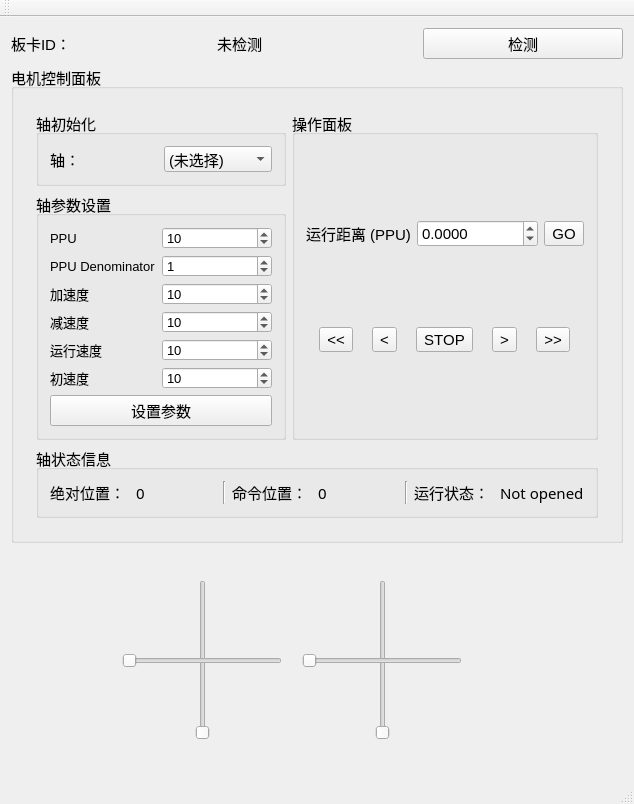
Old version of the form MainWindow.ui in the repository Maplefsnow/MedicalArmControl.
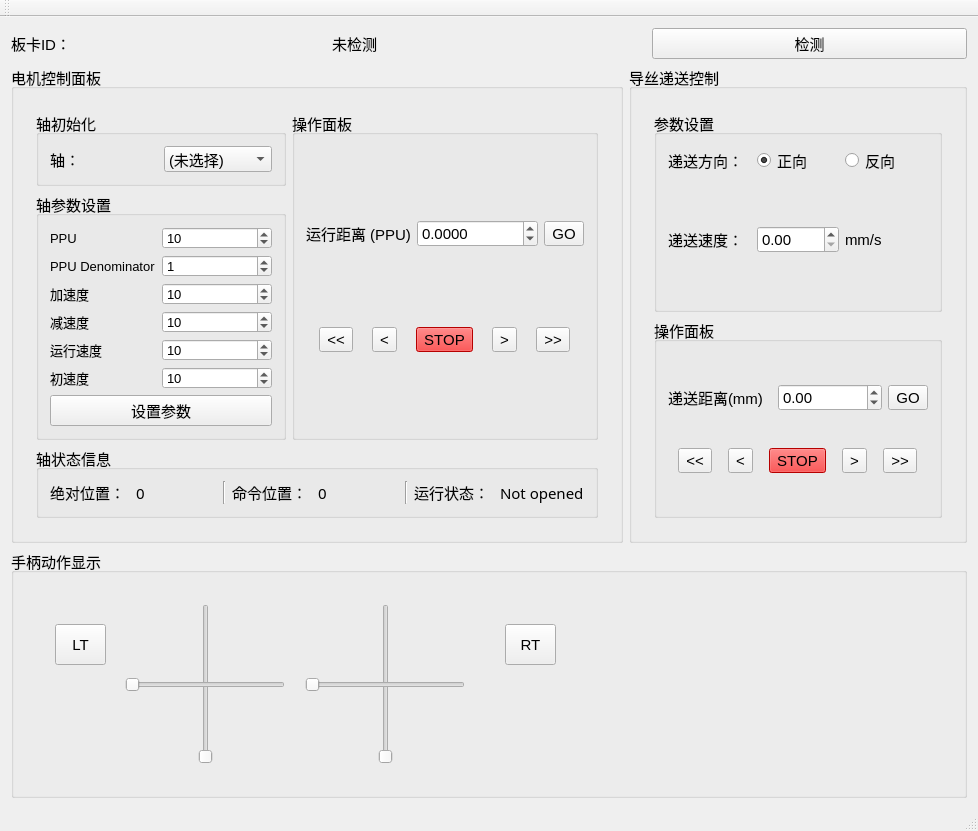
New version of the form. Custom widgets are drawn as their Qt base class.

Commit message: 更新UI，新增导丝递送面板

Patch:
```diff
--- a/MainWindow.ui
+++ b/MainWindow.ui
@@ -6,8 +6,8 @@
    <rect>
     <x>0</x>
     <y>0</y>
-    <width>624</width>
-    <height>762</height>
+    <width>978</width>
+    <height>784</height>
    </rect>
   </property>
   <property name="windowTitle">
@@ -15,50 +15,11 @@
   </property>
   <widget class="QWidget" name="centralWidget">
    <layout class="QGridLayout" name="gridLayout">
-    <item row="0" column="0">
-     <layout class="QHBoxLayout" name="horizontalLayout">
-      <item>
-       <widget class="QLabel" name="label_10">
-        <property name="font">
-         <font>
-          <pointsize>11</pointsize>
-         </font>
-        </property>
-        <property name="text">
-         <string>板卡ID：</string>
-        </property>
-       </widget>
-      </item>
-      <item>
-       <widget class="QLabel" name="label_cardID">
-        <property name="font">
-         <font>
-          <pointsize>11</pointsize>
-         </font>
-        </property>
-        <property name="text">
-         <string>未检测</string>
-        </property>
-       </widget>
-      </item>
-      <item>
-       <widget class="QPushButton" name="button_cardDetect">
-        <property name="font">
-         <font>
-          <pointsize>11</pointsize>
-         </font>
-        </property>
-        <property name="text">
-         <string>检测</string>
-        </property>
-       </widget>
-      </item>
-     </layout>
-    </item>
     <item row="1" column="0">
      <widget class="QGroupBox" name="groupBox_Motor">
       <property name="font">
        <font>
+        <family>Microsoft YaHei UI</family>
         <pointsize>11</pointsize>
        </font>
       </property>
@@ -724,9 +685,18 @@
                    <bold>false</bold>
                   </font>
                  </property>
+                 <property name="styleSheet">
+                  <string notr="true">background-color: rgb(255, 0, 0);</string>
+                 </property>
                  <property name="text">
                   <string>STOP</string>
                  </property>
+                 <property name="iconSize">
+                  <size>
+                   <width>20</width>
+                   <height>20</height>
+                  </size>
+                 </property>
                 </widget>
                </item>
                <item>
@@ -768,9 +738,251 @@
       </layout>
      </widget>
     </item>
-    <item row="2" column="0">
-     <widget class="MotorPanel" name="widget_2" native="true">
-      <layout class="QHBoxLayout" name="horizontalLayout_11">
+    <item row="1" column="1">
+     <widget class="QGroupBox" name="groupBox_6">
+      <property name="font">
+       <font>
+        <family>Microsoft YaHei UI</family>
+        <pointsize>11</pointsize>
+       </font>
+      </property>
+      <property name="title">
+       <string>导丝递送控制</string>
+      </property>
+      <layout class="QVBoxLayout" name="verticalLayout_2">
+       <item>
+        <widget class="QWidget" name="widget_2" native="true">
+         <layout class="QVBoxLayout" name="verticalLayout_7">
+          <item>
+           <widget class="QGroupBox" name="groupBox_7">
+            <property name="font">
+             <font>
+              <family>Microsoft YaHei UI</family>
+              <pointsize>11</pointsize>
+              <bold>false</bold>
+             </font>
+            </property>
+            <property name="title">
+             <string>参数设置</string>
+            </property>
+            <layout class="QVBoxLayout" name="verticalLayout_5">
+             <item>
+              <layout class="QHBoxLayout" name="horizontalLayout_3">
+               <item>
+                <widget class="QLabel" name="label_12">
+                 <property name="text">
+                  <string>递送方向：</string>
+                 </property>
+                </widget>
+               </item>
+               <item>
+                <widget class="QRadioButton" name="radioButton">
+                 <property name="text">
+                  <string>正向</string>
+                 </property>
+                 <property name="checked">
+                  <bool>true</bool>
+                 </property>
+                </widget>
+               </item>
+               <item>
+                <widget class="QRadioButton" name="radioButton_2">
+                 <property name="text">
+                  <string>反向</string>
+                 </property>
+                </widget>
+               </item>
+              </layout>
+             </item>
+             <item>
+              <layout class="QHBoxLayout" name="horizontalLayout_6">
+               <item>
+                <widget class="QLabel" name="label_14">
+                 <property name="text">
+                  <string>递送速度：</string>
+                 </property>
+                </widget>
+               </item>
+               <item>
+                <widget class="QDoubleSpinBox" name="doubleSpinBox"/>
+               </item>
+               <item>
+                <widget class="QLabel" name="label_15">
+                 <property name="text">
+                  <string>mm/s</string>
+                 </property>
+                </widget>
+               </item>
+              </layout>
+             </item>
+            </layout>
+           </widget>
+          </item>
+          <item>
+           <widget class="QGroupBox" name="groupBox_8">
+            <property name="font">
+             <font>
+              <family>Microsoft YaHei UI</family>
+              <pointsize>11</pointsize>
+              <bold>false</bold>
+             </font>
+            </property>
+            <property name="title">
+             <string>操作面板</string>
+            </property>
+            <layout class="QVBoxLayout" name="verticalLayout_6">
+             <item>
+              <layout class="QHBoxLayout" name="horizontalLayout_7">
+               <item>
+                <widget class="QLabel" name="label_16">
+                 <property name="font">
+                  <font>
+                   <family>Microsoft YaHei UI</family>
+                   <pointsize>11</pointsize>
+                   <bold>false</bold>
+                  </font>
+                 </property>
+                 <property name="text">
+                  <string>递送距离(mm)</string>
+                 </property>
+                </widget>
+               </item>
+               <item>
+                <widget class="QDoubleSpinBox" name="doubleSpinBox_runDis_2">
+                 <property name="decimals">
+                  <number>2</number>
+                 </property>
+                 <property name="minimum">
+                  <double>-10000000.000000000000000</double>
+                 </property>
+                 <property name="maximum">
+                  <double>10000000.000000000000000</double>
+                 </property>
+                 <property name="singleStep">
+                  <double>0.100000000000000</double>
+                 </property>
+                </widget>
+               </item>
+               <item>
+                <widget class="QToolButton" name="button_runDis_2">
+                 <property name="font">
+                  <font>
+                   <family>Microsoft YaHei UI</family>
+                   <pointsize>11</pointsize>
+                   <bold>false</bold>
+                  </font>
+                 </property>
+                 <property name="text">
+                  <string>GO</string>
+                 </property>
+                </widget>
+               </item>
+              </layout>
+             </item>
+             <item>
+              <layout class="QHBoxLayout" name="horizontalLayout_9">
+               <item>
+                <widget class="QToolButton" name="toolButton_RevXCmove_2">
+                 <property name="font">
+                  <font>
+                   <family>Microsoft YaHei UI</family>
+                   <pointsize>11</pointsize>
+                   <bold>false</bold>
+                  </font>
+                 </property>
+                 <property name="text">
+                  <string>&lt;&lt;</string>
+                 </property>
+                </widget>
+               </item>
+               <item>
+                <widget class="QToolButton" name="toolButton_RevXmove_2">
+                 <property name="font">
+                  <font>
+                   <family>Microsoft YaHei UI</family>
+                   <pointsize>11</pointsize>
+                   <bold>false</bold>
+                  </font>
+                 </property>
+                 <property name="text">
+                  <string>&lt;</string>
+                 </property>
+                </widget>
+               </item>
+               <item>
+                <widget class="QToolButton" name="toolButton_stopMotor_2">
+                 <property name="font">
+                  <font>
+                   <family>Microsoft YaHei UI</family>
+                   <pointsize>11</pointsize>
+                   <bold>false</bold>
+                  </font>
+                 </property>
+                 <property name="styleSheet">
+                  <string notr="true">background-color: rgb(255, 0, 0);</string>
+                 </property>
+                 <property name="text">
+                  <string>STOP</string>
+                 </property>
+                 <property name="iconSize">
+                  <size>
+                   <width>20</width>
+                   <height>20</height>
+                  </size>
+                 </property>
+                </widget>
+               </item>
+               <item>
+                <widget class="QToolButton" name="toolButton_Xmove_2">
+                 <property name="font">
+                  <font>
+                   <family>Microsoft YaHei UI</family>
+                   <pointsize>11</pointsize>
+                   <bold>false</bold>
+                  </font>
+                 </property>
+                 <property name="text">
+                  <string>&gt;</string>
+                 </property>
+                </widget>
+               </item>
+               <item>
+                <widget class="QToolButton" name="toolButton_XCmove_2">
+                 <property name="font">
+                  <font>
+                   <family>Microsoft YaHei UI</family>
+                   <pointsize>11</pointsize>
+                   <bold>false</bold>
+                  </font>
+                 </property>
+                 <property name="text">
+                  <string>&gt;&gt;</string>
+                 </property>
+                </widget>
+               </item>
+              </layout>
+             </item>
+            </layout>
+           </widget>
+          </item>
+         </layout>
+        </widget>
+       </item>
+      </layout>
+     </widget>
+    </item>
+    <item row="2" column="0" colspan="2">
+     <widget class="QGroupBox" name="groupBox_4">
+      <property name="font">
+       <font>
+        <family>Microsoft YaHei UI</family>
+        <pointsize>11</pointsize>
+       </font>
+      </property>
+      <property name="title">
+       <string>手柄动作显示</string>
+      </property>
+      <layout class="QVBoxLayout" name="verticalLayout">
        <item>
         <widget class="JoyStickPanel" name="widget" native="true">
          <property name="minimumSize">
@@ -837,11 +1049,77 @@
            <enum>Qt::Horizontal</enum>
           </property>
          </widget>
+         <widget class="QToolButton" name="toolButton_RT">
+          <property name="geometry">
+           <rect>
+            <x>480</x>
+            <y>40</y>
+            <width>51</width>
+            <height>41</height>
+           </rect>
+          </property>
+          <property name="text">
+           <string>RT</string>
+          </property>
+         </widget>
+         <widget class="QToolButton" name="toolButton_LT">
+          <property name="geometry">
+           <rect>
+            <x>30</x>
+            <y>40</y>
+            <width>51</width>
+            <height>41</height>
+           </rect>
+          </property>
+          <property name="text">
+           <string>LT</string>
+          </property>
+         </widget>
         </widget>
        </item>
       </layout>
      </widget>
     </item>
+    <item row="0" column="0" colspan="2">
+     <layout class="QHBoxLayout" name="horizontalLayout">
+      <item>
+       <widget class="QLabel" name="label_10">
+        <property name="font">
+         <font>
+          <pointsize>11</pointsize>
+         </font>
+        </property>
+        <property name="text">
+         <string>板卡ID：</string>
+        </property>
+       </widget>
+      </item>
+      <item>
+       <widget class="QLabel" name="label_cardID">
+        <property name="font">
+         <font>
+          <pointsize>11</pointsize>
+         </font>
+        </property>
+        <property name="text">
+         <string>未检测</string>
+        </property>
+       </widget>
+      </item>
+      <item>
+       <widget class="QPushButton" name="button_cardDetect">
+        <property name="font">
+         <font>
+          <pointsize>11</pointsize>
+         </font>
+        </property>
+        <property name="text">
+         <string>检测</string>
+        </property>
+       </widget>
+      </item>
+     </layout>
+    </item>
    </layout>
   </widget>
   <widget class="QMenuBar" name="menuBar">
```
Left out of the diff: 5 changed lines with no effect on the pictures.
